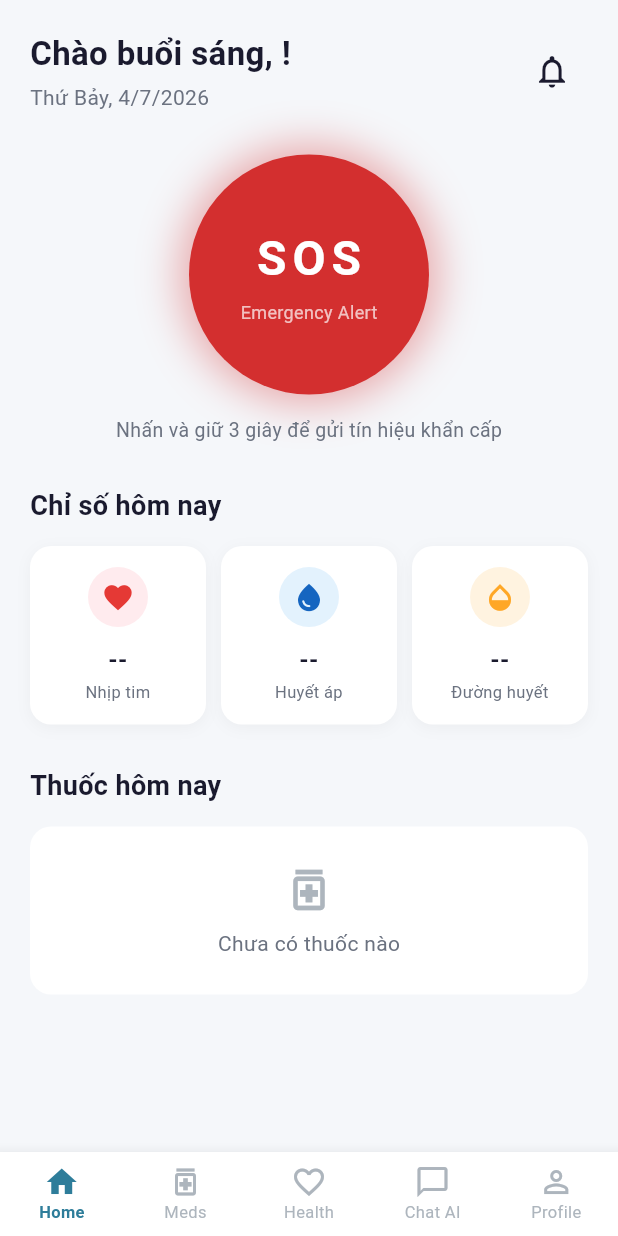
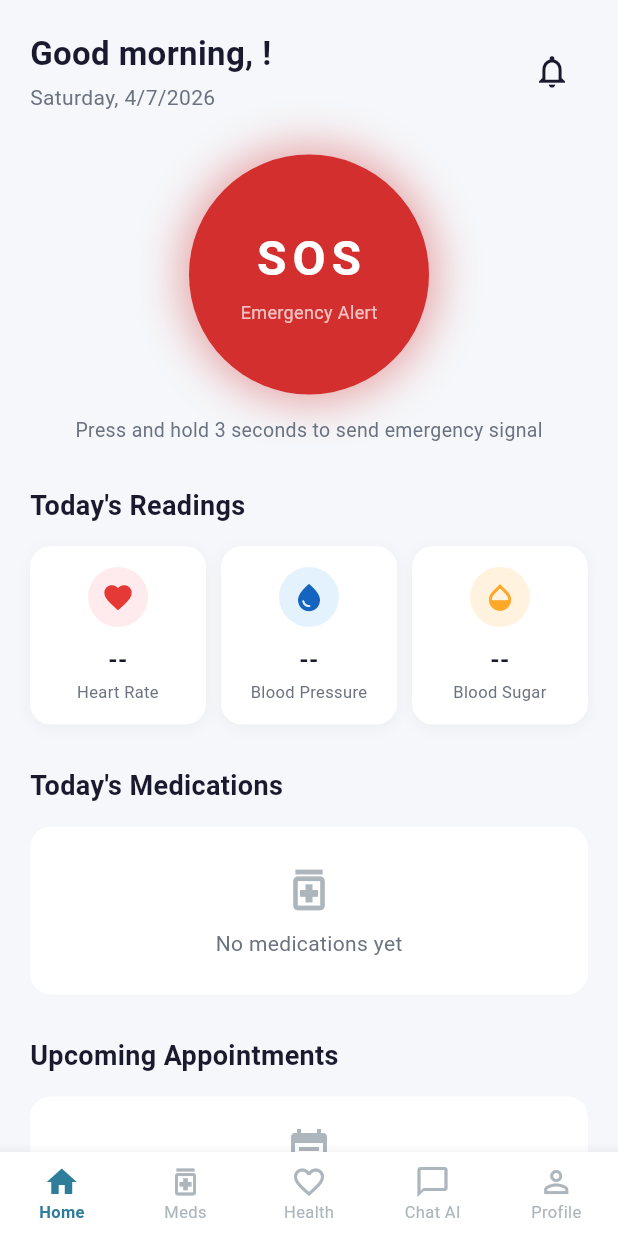
Before and after one commit to phanhhhhhhh/carenest-mobile, a Flutter app: the ElderlyHomeScreen screen opened by its route, on a phone screen of 412 x 824 dp. Run offline on Flutter 3.47's test engine with Material 3 defaults, Android fonts, the phone set to English and light mode, and no system bars; our stand-ins replace dio, firebase_auth, firebase_core, flutter_dotenv, flutter_riverpod, flutter_secure_storage and 3 more; accounts and stored records are empty; network calls fail; Roboto replaces fonts that are missing (Nunito).

Commit message:
i18n: translate elderly_home_screen.dart to English

```diff
--- a/lib/features/elderly/presentation/screens/elderly_home_screen.dart
+++ b/lib/features/elderly/presentation/screens/elderly_home_screen.dart
@@ -6,6 +6,7 @@ import '../providers/elderly_provider.dart';
 import '../providers/medication_provider.dart';
 import '../providers/health_metric_provider.dart';
 import '../../../family/presentation/providers/emergency_event_provider.dart';
+import '../../../family/presentation/providers/appointment_provider.dart';
 import '../../../notifications/presentation/providers/notification_provider.dart';
 import 'package:go_router/go_router.dart';
 
@@ -33,7 +34,7 @@ class _ElderlyHomeScreenState extends ConsumerState<ElderlyHomeScreen> {
     final id = await SecureStorage.getUserId();
     if (mounted) {
       setState(() {
-        _name = name ?? 'bạn';
+        _name = name ?? 'you';
         _elderlyId = id;
       });
     }
@@ -41,9 +42,9 @@ class _ElderlyHomeScreenState extends ConsumerState<ElderlyHomeScreen> {
 
   String get _greeting {
     final hour = DateTime.now().hour;
-    if (hour < 12) return 'Chào buổi sáng';
-    if (hour < 18) return 'Chào buổi chiều';
-    return 'Chào buổi tối';
+    if (hour < 12) return 'Good morning';
+    if (hour < 18) return 'Good afternoon';
+    return 'Good evening';
   }
 
   void _onSosPressed() {
@@ -72,7 +73,7 @@ class _ElderlyHomeScreenState extends ConsumerState<ElderlyHomeScreen> {
         if (mounted) {
           ScaffoldMessenger.of(context).showSnackBar(
             const SnackBar(
-              content: Text('Không thể gửi SOS: chưa xác định được tài khoản'),
+              content: Text('Unable to send SOS: account not identified'),
               backgroundColor: Colors.orange,
             ),
           );
@@ -88,11 +89,11 @@ class _ElderlyHomeScreenState extends ConsumerState<ElderlyHomeScreen> {
           builder: (_) => AlertDialog(
             shape: RoundedRectangleBorder(borderRadius: BorderRadius.circular(20)),
             icon: const Icon(Icons.check_circle, color: AppColors.success, size: 56),
-            title: const Text('Đã gửi SOS',
+            title: const Text('SOS Sent',
                 textAlign: TextAlign.center,
                 style: TextStyle(fontWeight: FontWeight.bold)),
             content: const Text(
-              'Tín hiệu khẩn cấp đã được gửi. Tất cả thành viên gia đình đã được thông báo.',
+              'Emergency signal has been sent. All family members have been notified.',
               textAlign: TextAlign.center,
               style: TextStyle(color: AppColors.textSecondary, fontSize: 14),
             ),
@@ -105,7 +106,7 @@ class _ElderlyHomeScreenState extends ConsumerState<ElderlyHomeScreen> {
                     shape: RoundedRectangleBorder(borderRadius: BorderRadius.circular(12)),
                   ),
                   onPressed: () => Navigator.pop(context),
-                  child: const Text('Đã hiểu'),
+                  child: const Text('Got it'),
                 ),
               ),
             ],
@@ -114,7 +115,7 @@ class _ElderlyHomeScreenState extends ConsumerState<ElderlyHomeScreen> {
       } else {
         ScaffoldMessenger.of(context).showSnackBar(
           const SnackBar(
-            content: Text('Không thể gửi SOS. Hãy gọi trực tiếp cho gia đình trong trường hợp khẩn cấp!'),
+            content: Text('Cannot send SOS. Please call your family directly in case of emergency!'),
             backgroundColor: Colors.orange,
             duration: Duration(seconds: 5),
           ),
@@ -124,7 +125,7 @@ class _ElderlyHomeScreenState extends ConsumerState<ElderlyHomeScreen> {
       if (mounted) {
         ScaffoldMessenger.of(context).showSnackBar(
           const SnackBar(
-            content: Text('Không thể gửi SOS. Hãy gọi trực tiếp cho gia đình trong trường hợp khẩn cấp!'),
+            content: Text('Cannot send SOS. Please call your family directly in case of emergency!'),
             backgroundColor: Colors.orange,
             duration: Duration(seconds: 5),
           ),
@@ -156,6 +157,8 @@ class _ElderlyHomeScreenState extends ConsumerState<ElderlyHomeScreen> {
               _buildHealthSummary(),
               const SizedBox(height: 28),
               _buildTodayMedications(),
+              const SizedBox(height: 28),
+              _buildUpcomingAppointments(),
               const SizedBox(height: 20),
             ],
           ),
@@ -235,7 +238,7 @@ class _ElderlyHomeScreenState extends ConsumerState<ElderlyHomeScreen> {
         children: [
           if (_sosCountdown) ...[
             const Text(
-              'Đang gửi tín hiệu khẩn cấp...',
+              'Sending emergency signal...',
               style: TextStyle(
                 fontSize: 16,
                 fontWeight: FontWeight.w600,
@@ -271,7 +274,7 @@ class _ElderlyHomeScreenState extends ConsumerState<ElderlyHomeScreen> {
               onPressed: _cancelSos,
               icon: const Icon(Icons.close, color: AppColors.textSecondary),
               label: const Text(
-                'Hủy',
+                'Cancel',
                 style: TextStyle(
                   fontSize: 16,
                   color: AppColors.textSecondary,
@@ -322,7 +325,7 @@ class _ElderlyHomeScreenState extends ConsumerState<ElderlyHomeScreen> {
             ),
             const SizedBox(height: 14),
             const Text(
-              'Nhấn và giữ 3 giây để gửi tín hiệu khẩn cấp',
+              'Press and hold 3 seconds to send emergency signal',
               style: TextStyle(
                 color: AppColors.textSecondary,
                 fontSize: 13,
@@ -369,7 +372,7 @@ class _ElderlyHomeScreenState extends ConsumerState<ElderlyHomeScreen> {
       crossAxisAlignment: CrossAxisAlignment.start,
       children: [
         const Text(
-          'Chỉ số hôm nay',
+          'Today\'s Readings',
           style: TextStyle(
             fontSize: 18,
             fontWeight: FontWeight.w700,
@@ -383,7 +386,7 @@ class _ElderlyHomeScreenState extends ConsumerState<ElderlyHomeScreen> {
               icon: Icons.favorite,
               iconBgColor: const Color(0xFFFFEBEE),
               iconColor: AppColors.error,
-              label: 'Nhịp tim',
+              label: 'Heart Rate',
               value: heartRate ?? '--',
               unit: '',
             ),
@@ -392,7 +395,7 @@ class _ElderlyHomeScreenState extends ConsumerState<ElderlyHomeScreen> {
               icon: Icons.water_drop,
               iconBgColor: const Color(0xFFE3F2FD),
               iconColor: const Color(0xFF1565C0),
-              label: 'Huyết áp',
+              label: 'Blood Pressure',
               value: bloodPressure ?? '--',
               unit: '',
             ),
@@ -401,7 +404,7 @@ class _ElderlyHomeScreenState extends ConsumerState<ElderlyHomeScreen> {
               icon: Icons.opacity,
               iconBgColor: const Color(0xFFFFF3E0),
               iconColor: AppColors.warning,
-              label: 'Đường huyết',
+              label: 'Blood Sugar',
               value: bloodSugar ?? '--',
               unit: '',
             ),
@@ -421,7 +424,7 @@ class _ElderlyHomeScreenState extends ConsumerState<ElderlyHomeScreen> {
           mainAxisAlignment: MainAxisAlignment.spaceBetween,
           children: [
             const Text(
-              'Thuốc hôm nay',
+              'Today\'s Medications',
               style: TextStyle(
                 fontSize: 18,
                 fontWeight: FontWeight.w700,
@@ -432,7 +435,7 @@ class _ElderlyHomeScreenState extends ConsumerState<ElderlyHomeScreen> {
               GestureDetector(
                 onTap: () => context.go('/elderly/medication'),
                 child: const Text(
-                  'Xem tất cả',
+                  'View all',
                   style: TextStyle(
                     color: AppColors.primary,
                     fontSize: 14,
@@ -464,7 +467,7 @@ class _ElderlyHomeScreenState extends ConsumerState<ElderlyHomeScreen> {
                     color: AppColors.textHint, size: 36),
                 SizedBox(height: 8),
                 Text(
-                  'Chưa có thuốc nào',
+                  'No medications yet',
                   style: TextStyle(
                     color: AppColors.textSecondary,
                     fontSize: 14,
@@ -481,11 +484,85 @@ class _ElderlyHomeScreenState extends ConsumerState<ElderlyHomeScreen> {
     );
   }
 
+  Widget _buildUpcomingAppointments() {
+    final state = ref.watch(appointmentProvider);
+    final upcoming = state.upcoming.take(3).toList();
+
+    return Column(
+      crossAxisAlignment: CrossAxisAlignment.start,
+      children: [
+        Row(
+          mainAxisAlignment: MainAxisAlignment.spaceBetween,
+          children: [
+            const Text(
+              'Upcoming Appointments',
+              style: TextStyle(
+                fontSize: 18,
+                fontWeight: FontWeight.w700,
+                color: AppColors.textPrimary,
+              ),
+            ),
+            if (upcoming.isNotEmpty)
+              GestureDetector(
+                onTap: () => context.push('/elderly/appointments'),
+                child: const Text(
+                  'View all',
+                  style: TextStyle(
+                    color: AppColors.primary,
+                    fontSize: 14,
+                    fontWeight: FontWeight.w600,
+                  ),
+                ),
+              ),
+          ],
+        ),
+        const SizedBox(height: 14),
+        if (state.isLoading && upcoming.isEmpty)
+          const Center(
+            child: Padding(
+              padding: EdgeInsets.symmetric(vertical: 16),
+              child: CircularProgressIndicator(strokeWidth: 2),
+            ),
+          )
+        else if (upcoming.isEmpty)
+          Container(
+            width: double.infinity,
+            padding: const EdgeInsets.all(20),
+            decoration: BoxDecoration(
+              color: AppColors.surface,
+              borderRadius: BorderRadius.circular(14),
+            ),
+            child: GestureDetector(
+              onTap: () => context.push('/elderly/appointments'),
+              child: const Column(
+                children: [
+                  Icon(Icons.event_note, color: AppColors.textHint, size: 32),
+                  SizedBox(height: 8),
+                  Text(
+                    'No appointments',
+                    style: TextStyle(
+                        color: AppColors.textSecondary, fontSize: 13),
+                  ),
+                ],
+              ),
+            ),
+          )
+        else
+          ...upcoming.map((apt) => _AppointmentTile(
+                doctor: apt.doctor,
+                specialty: apt.specialty,
+                date: apt.appointmentDate,
+                onTap: () => context.push('/elderly/appointments'),
+              )),
+      ],
+    );
+  }
+
   String _formatDate() {
     final now = DateTime.now();
     const days = [
-      'Thứ Hai', 'Thứ Ba', 'Thứ Tư', 'Thứ Năm',
-      'Thứ Sáu', 'Thứ Bảy', 'Chủ Nhật',
+      'Monday', 'Tuesday', 'Wednesday', 'Thursday',
+      'Friday', 'Saturday', 'Sunday',
     ];
     return '${days[now.weekday - 1]}, ${now.day}/${now.month}/${now.year}';
   }
@@ -669,3 +746,103 @@ class _MedicationTile extends StatelessWidget {
     );
   }
 }
+
+class _AppointmentTile extends StatelessWidget {
+  final String doctor;
+  final String specialty;
+  final DateTime date;
+  final VoidCallback onTap;
+
+  const _AppointmentTile({
+    required this.doctor,
+    required this.specialty,
+    required this.date,
+    required this.onTap,
+  });
+
+  @override
+  Widget build(BuildContext context) {
+    final timeStr =
+        '${date.hour.toString().padLeft(2, '0')}:${date.minute.toString().padLeft(2, '0')}';
+    final months = [
+      'Jan', 'Feb', 'Mar', 'Apr', 'May', 'Jun',
+      'Jul', 'Aug', 'Sep', 'Oct', 'Nov', 'Dec'
+    ];
+
+    return GestureDetector(
+      onTap: onTap,
+      child: Container(
+        margin: const EdgeInsets.only(bottom: 8),
+        padding: const EdgeInsets.all(14),
+        decoration: BoxDecoration(
+          color: AppColors.surface,
+          borderRadius: BorderRadius.circular(14),
+          boxShadow: [
+            BoxShadow(
+              color: Colors.black.withOpacity(0.03),
+              blurRadius: 6,
+              offset: const Offset(0, 2),
+            ),
+          ],
+        ),
+        child: Row(
+          children: [
+            Container(
+              width: 50,
+              height: 50,
+              decoration: BoxDecoration(
+                color: AppColors.primary.withOpacity(0.08),
+                borderRadius: BorderRadius.circular(12),
+              ),
+              child: Column(
+                mainAxisAlignment: MainAxisAlignment.center,
+                children: [
+                  Text(
+                    '${date.day}',
+                    style: const TextStyle(
+                      fontWeight: FontWeight.bold,
+                      fontSize: 16,
+                      color: AppColors.primary,
+                    ),
+                  ),
+                  Text(
+                    months[date.month - 1],
+                    style: const TextStyle(
+                      fontSize: 10,
+                      color: AppColors.primary,
+                    ),
+                  ),
+                ],
+              ),
+            ),
+            const SizedBox(width: 12),
+            Expanded(
+              child: Column(
+                crossAxisAlignment: CrossAxisAlignment.start,
+                children: [
+                  Text(
+                    doctor,
+                    style: const TextStyle(
+                      fontWeight: FontWeight.w600,
+                      fontSize: 14,
+                      color: AppColors.textPrimary,
+                    ),
+                  ),
+                  const SizedBox(height: 2),
+                  Text(
+                    '$specialty • $timeStr',
+                    style: const TextStyle(
+                      fontSize: 12,
+                      color: AppColors.textSecondary,
+                    ),
+                  ),
+                ],
+              ),
+            ),
+            const Icon(Icons.chevron_right, color: AppColors.textHint),
+          ],
+        ),
+      ),
+    );
+  }
+}
```
